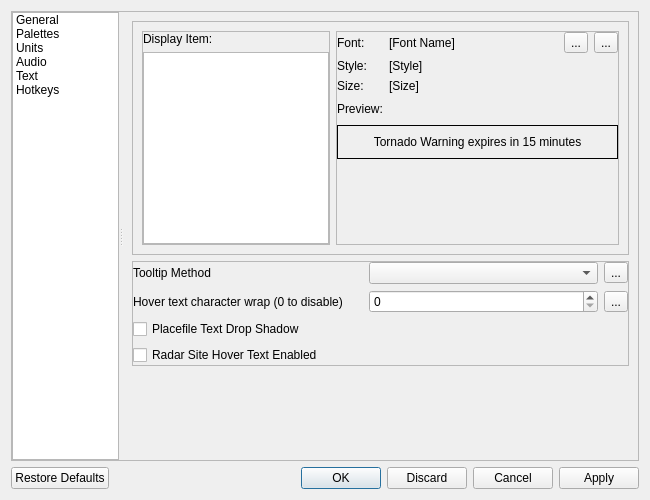
Qt form scwx-qt/source/scwx/qt/ui/settings_dialog.ui (TornadoRTX/TorDar) before a commit.
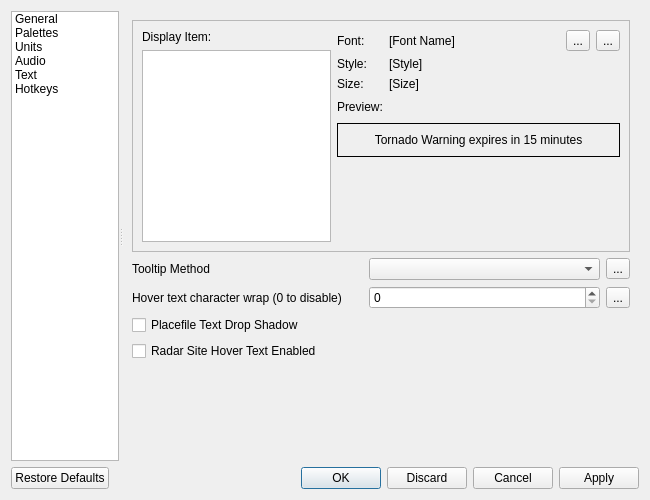
The same form after that commit. The open tabs and pages were chosen to show the change. Icons and pictures are not drawn. Custom widgets are drawn as their Qt base class.

Commit message:
Remove raised styling from most QFrames
This was never intended to be part of the UI, and did not show on Windows. It shows on Fusion, and is especially noticable on macOS.

What changed in the file:
```diff
--- a/scwx-qt/source/scwx/qt/ui/settings_dialog.ui
+++ b/scwx-qt/source/scwx/qt/ui/settings_dialog.ui
@@ -16,12 +16,6 @@
   <layout class="QGridLayout" name="gridLayout_11">
    <item row="0" column="0">
     <widget class="QFrame" name="frame">
-     <property name="frameShape">
-      <enum>QFrame::Shape::StyledPanel</enum>
-     </property>
-     <property name="frameShadow">
-      <enum>QFrame::Shadow::Raised</enum>
-     </property>
      <layout class="QHBoxLayout" name="horizontalLayout">
       <property name="leftMargin">
        <number>0</number>
@@ -1197,12 +1191,6 @@
              <layout class="QGridLayout" name="gridLayout_8" columnstretch="2,3">
               <item row="0" column="0">
                <widget class="QFrame" name="frame_5">
-                <property name="frameShape">
-                 <enum>QFrame::Shape::StyledPanel</enum>
-                </property>
-                <property name="frameShadow">
-                 <enum>QFrame::Shadow::Raised</enum>
-                </property>
                 <layout class="QGridLayout" name="gridLayout_9">
                  <property name="leftMargin">
                   <number>0</number>
@@ -1231,12 +1219,6 @@
               </item>
               <item row="0" column="1">
                <widget class="QFrame" name="frame_6">
-                <property name="frameShape">
-                 <enum>QFrame::Shape::StyledPanel</enum>
-                </property>
-                <property name="frameShadow">
-                 <enum>QFrame::Shadow::Raised</enum>
-                </property>
                 <layout class="QGridLayout" name="gridLayout_6">
                  <property name="leftMargin">
                   <number>0</number>
@@ -1376,12 +1358,6 @@
            </item>
            <item>
             <widget class="QFrame" name="frame_3">
-             <property name="frameShape">
-              <enum>QFrame::Shape::StyledPanel</enum>
-             </property>
-             <property name="frameShadow">
-              <enum>QFrame::Shadow::Raised</enum>
-             </property>
              <layout class="QGridLayout" name="gridLayout_7">
               <property name="leftMargin">
                <number>0</number>
```
Left out of the diff: 8 changed lines with no effect on the pictures. The commit also changes 15 other files.
